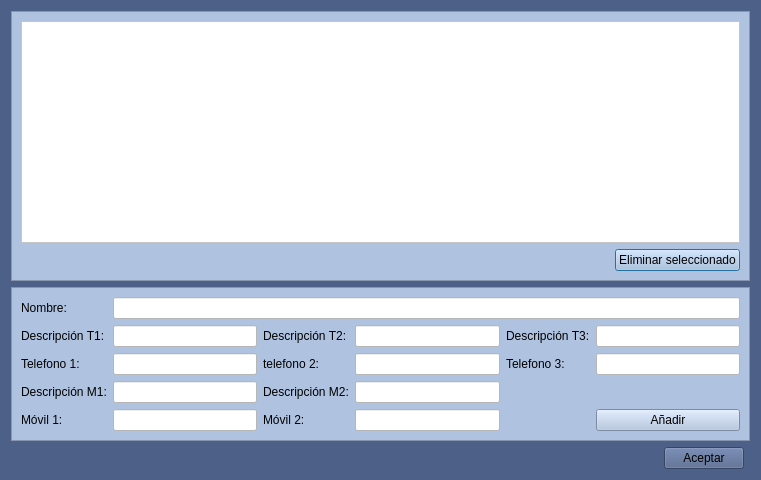
Before: the Qt Designer form Zona_Pacientes/frmpersonascontactocliente.ui in arcnexus/RedFoX, drawn with Qt 5.
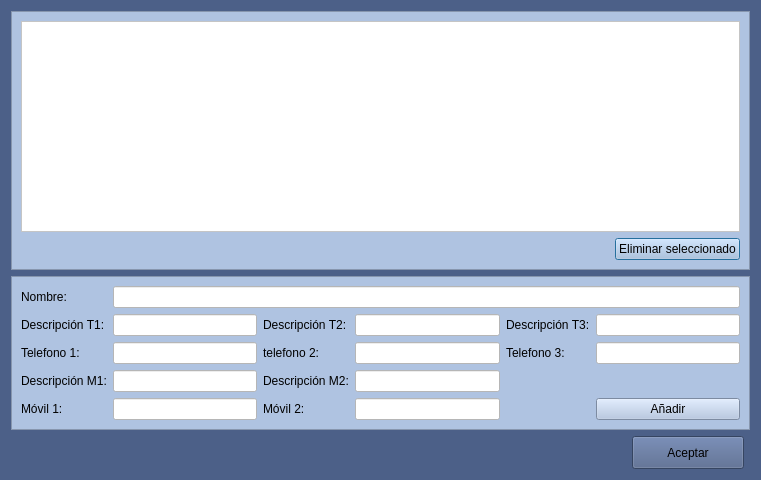
After: the same form once the commit is applied. Icons and pictures are not drawn.

Commit message: presentación botones (habrá que retocarla más y buscar un color que no sea el blanco y que nos sirva para todos los botones.

What changed in the file:
```diff
--- a/Zona_Pacientes/frmpersonascontactocliente.ui
+++ b/Zona_Pacientes/frmpersonascontactocliente.ui
@@ -35,6 +35,9 @@
      <layout class="QGridLayout" name="gridLayout">
       <item row="1" column="1">
        <widget class="QPushButton" name="btnEliminar">
+        <property name="styleSheet">
+         <string notr="true">color: rgb(0, 0, 0);</string>
+        </property>
         <property name="text">
          <string>Eliminar seleccionado</string>
         </property>
@@ -241,6 +244,9 @@
       </item>
       <item row="4" column="5">
        <widget class="QPushButton" name="btnAnadir">
+        <property name="styleSheet">
+         <string notr="true">color: rgb(0, 0, 0);</string>
+        </property>
         <property name="text">
          <string>Añadir</string>
         </property>
@@ -274,6 +280,12 @@
    </item>
    <item row="2" column="1">
     <widget class="QPushButton" name="btnAceptar">
+     <property name="minimumSize">
+      <size>
+       <width>112</width>
+       <height>33</height>
+      </size>
+     </property>
      <property name="text">
       <string>Aceptar</string>
      </property>
```
The commit also changes 7 other files.
